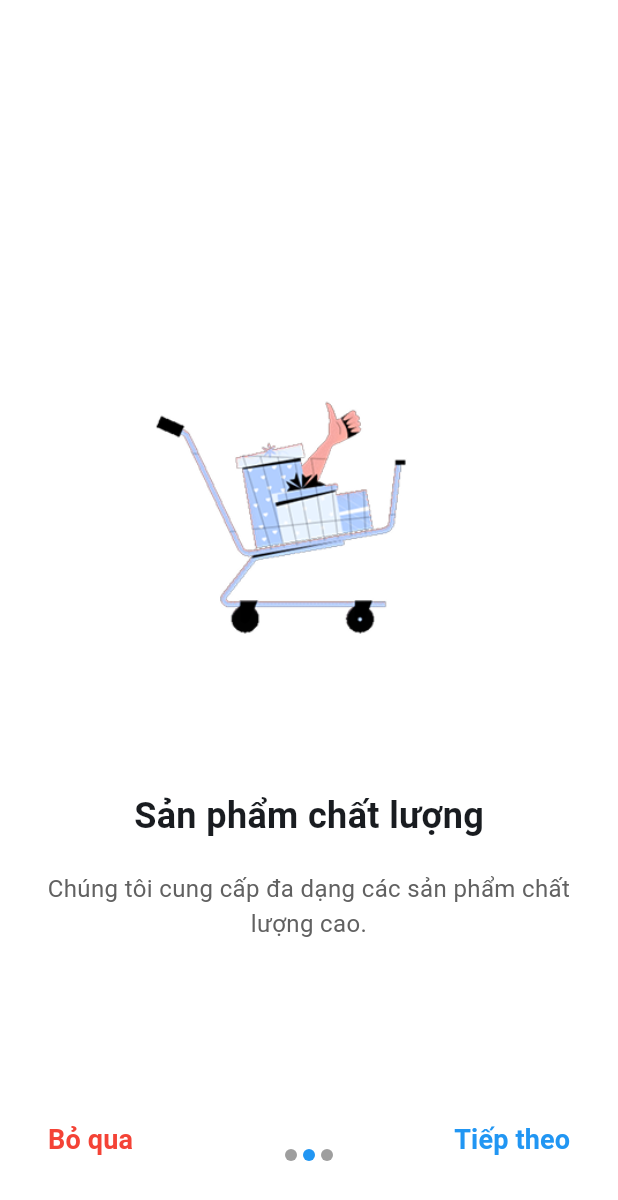
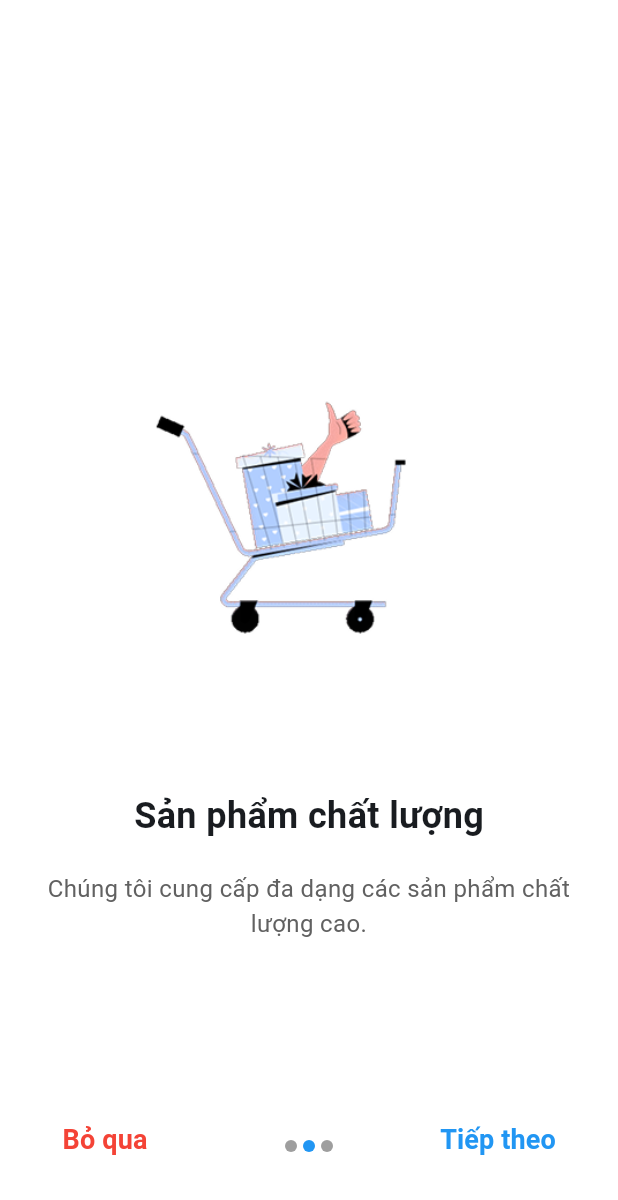
Before and after one commit to PhamVanDong2407/utshop_FE, a Flutter app: the screen it shows after launch, swiped to page 2, on a phone screen of 412 x 824 dp. Shown: the top 1200 px of the screen. Run offline on Flutter 3.47's test engine with Material 3 defaults, Android fonts, the phone set to English and light mode, and no system bars; drawn by our look-alikes of smooth_page_indicator; our stand-ins replace file_picker, flutter_dotenv, flutter_screenutil, flutter_svg, get, google_nav_bar and 2 more; statements that could not run were skipped.

Commit message:
fix lỗi hiển thị ui introduce

```diff
--- a/lib/Controllers/introduce_controller.dart
+++ b/lib/Controllers/introduce_controller.dart
@@ -8,7 +8,7 @@ class IntroductionController extends GetxController {
 
   final pages = [
     {
-      'title': "Chào mừng đến với UP Store",
+      'title': "Chào mừng đến với UTShop",
       'description':
           "Khám phá những sản phẩm tốt nhất với mức giá không thể tốt hơn.",
       'imagePath': "assets/images/onbo1.png",
--- a/lib/Views/introduce.dart
+++ b/lib/Views/introduce.dart
@@ -16,7 +16,9 @@ class IntroductionScreen extends StatelessWidget {
           PageView.builder(
             itemCount: controller.pages.length,
             controller: controller.pageController,
-            onPageChanged: (index) => controller.currentPage.value = index,
+            onPageChanged: (index) {
+              controller.currentPage.value = index;
+            },
             itemBuilder: (context, index) {
               final page = controller.pages[index];
               return Introduce(
@@ -33,8 +35,12 @@ class IntroductionScreen extends StatelessWidget {
                     : Positioned(
                       bottom: 40,
                       left: 20,
+                      child: SizedBox(
+                        width: 100,
                         child: TextButton(
-                        onPressed: controller.skip,
+                          onPressed: () {
+                            controller.skip();
+                          },
                           child: const Text(
                             "Bỏ qua",
                             style: TextStyle(
@@ -46,12 +52,17 @@ class IntroductionScreen extends StatelessWidget {
                         ),
                       ),
                     ),
+          ),
           Positioned(
             bottom: 40,
             right: 20,
             child: Obx(
-              () => TextButton(
-                onPressed: controller.next,
+              () => SizedBox(
+                width: 120,
+                child: TextButton(
+                  onPressed: () {
+                    controller.next();
+                  },
                   child: Text(
                     controller.currentPage.value == controller.pages.length - 1
                         ? "Kết thúc"
@@ -65,12 +76,15 @@ class IntroductionScreen extends StatelessWidget {
                 ),
               ),
             ),
+          ),
+          // SmoothPageIndicator
           Positioned(
             left: 0,
             right: 0,
             bottom: 50,
-            child: Obx(
-              () => Center(
+            child: SizedBox(
+              height: 20,
+              child: Center(
                 child: SmoothPageIndicator(
                   controller: controller.pageController,
                   count: controller.pages.length,
@@ -108,7 +122,15 @@ class Introduce extends StatelessWidget {
     return Column(
       mainAxisAlignment: MainAxisAlignment.center,
       children: [
-        Image.asset(imagePath, height: 300),
+        Image.asset(
+          imagePath,
+          height: 300,
+          errorBuilder:
+              (context, error, stackTrace) => const Text(
+                'Error loading image',
+                style: TextStyle(color: Colors.red),
+              ),
+        ),
         const SizedBox(height: 30),
         Text(
           title,
```
Also changed, not shown: lib/Views/splash.dart (+5 -2 lines). Lines whose indentation alone changed are shown as unchanged.
